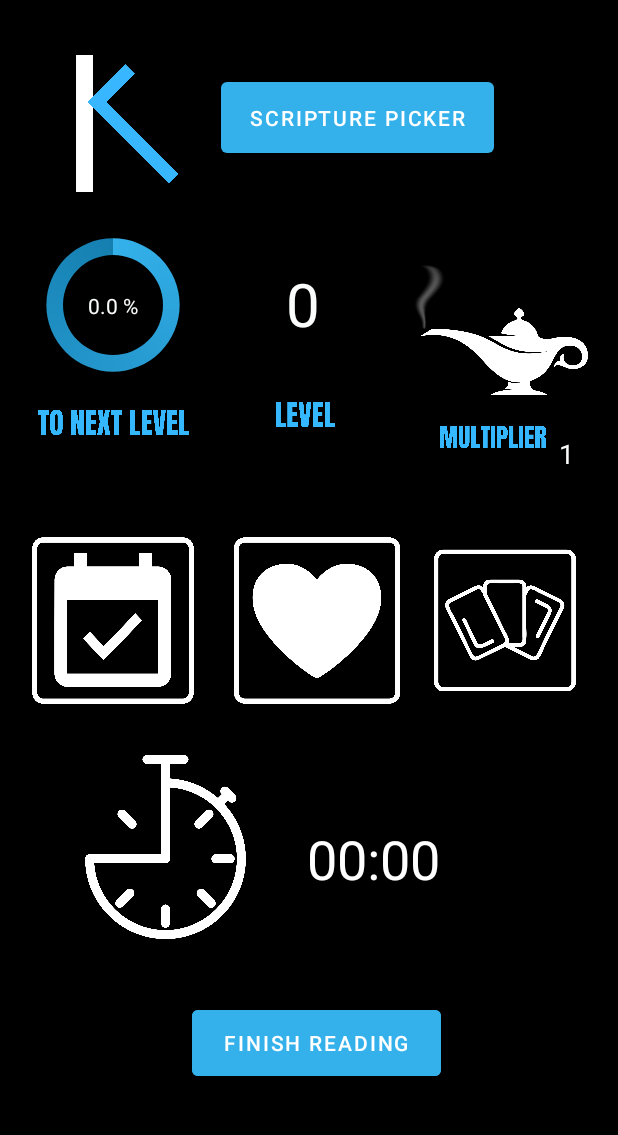
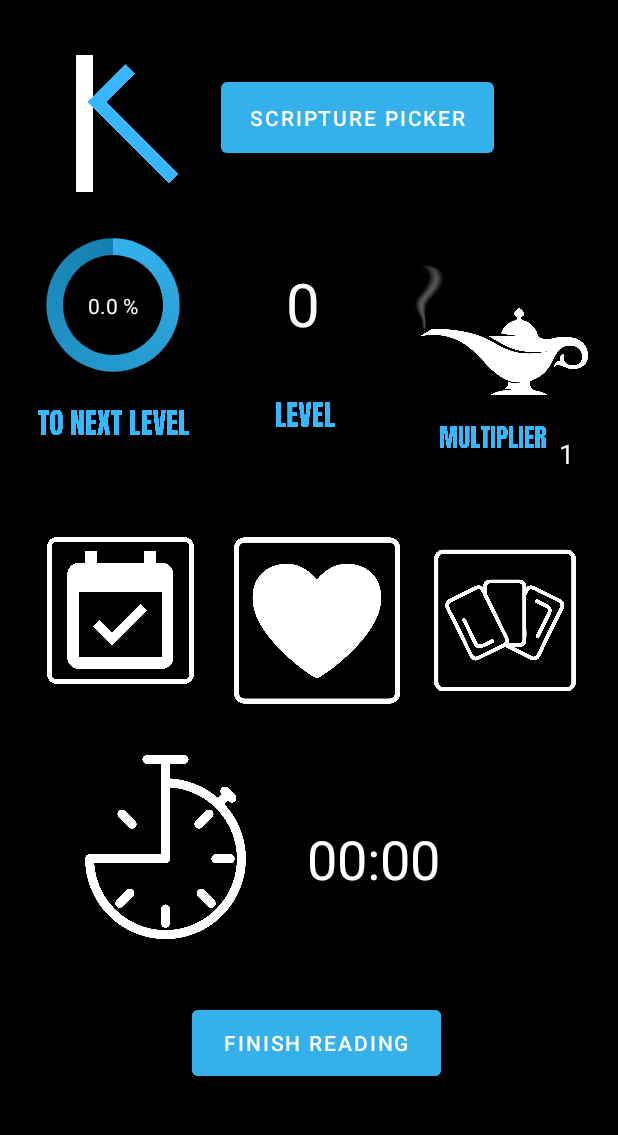
Before and after one commit to AmyLila/Kutimo, an Android app: the screen it shows after launch (MainActivity), on a phone screen of 412 x 824 dp, the part 84-1219 px from its top. Run offline under Robolectric (Android 15) with nearby library versions, the phone set to English and light mode, and no system bars; libraries missing offline, so code that uses them is left out: org.json.simple; 9 statements that could not run were skipped.

Commit message:
Adding a new calendar with Kutimo button!

```diff
--- a/app/src/main/res/layout/activity_main.xml
+++ b/app/src/main/res/layout/activity_main.xml
@@ -203,22 +203,6 @@
         app:layout_constraintEnd_toStartOf="@+id/guideline18"
         app:layout_constraintStart_toEndOf="@+id/imageView3" />
 
-    <ImageButton
-        android:id="@+id/calendarButton"
-        android:layout_width="0dp"
-        android:layout_height="0dp"
-        android:layout_marginStart="4dp"
-        android:layout_marginTop="14dp"
-        android:layout_marginEnd="4dp"
-        android:layout_marginBottom="14dp"
-        android:backgroundTint="#00FFFFFF"
-        android:foreground="@drawable/calendar"
-        android:onClick="openCalendar"
-        app:layout_constraintBottom_toTopOf="@+id/guideline5"
-        app:layout_constraintEnd_toStartOf="@+id/guideline17"
-        app:layout_constraintStart_toStartOf="@+id/guideline14"
-        app:layout_constraintTop_toTopOf="@+id/guideline4"
-        app:srcCompat="@drawable/calendar" />
 
     <androidx.constraintlayout.widget.Guideline
         android:id="@+id/guideline3"
@@ -320,4 +304,18 @@
         app:layout_constraintEnd_toStartOf="@+id/guideline16"
         app:layout_constraintStart_toEndOf="@+id/progressBar"
         app:layout_constraintTop_toTopOf="@+id/guideline3" />
+
+    <ImageView
+        android:id="@+id/calendar"
+        android:layout_width="120dp"
+        android:layout_height="100dp"
+        android:layout_marginStart="10dp"
+        android:layout_marginTop="24dp"
+        android:layout_marginBottom="6dp"
+        android:onClick="openCalendar"
+        app:layout_constraintBottom_toTopOf="@+id/watch"
+        app:layout_constraintEnd_toStartOf="@+id/favorites"
+        app:layout_constraintStart_toStartOf="parent"
+        app:layout_constraintTop_toBottomOf="@+id/imageView"
+        app:srcCompat="@drawable/calendar" />
 </androidx.constraintlayout.widget.ConstraintLayout>
```
Also changed, not shown: app/src/main/java/com/example/kutimo/DatePicker.java (added, +34 -0 lines), app/src/main/java/com/example/kutimo/MainActivity.java (+3 -7 lines), app/src/main/res/layout/activity_calendar.xml (added, +14 -0 lines).
